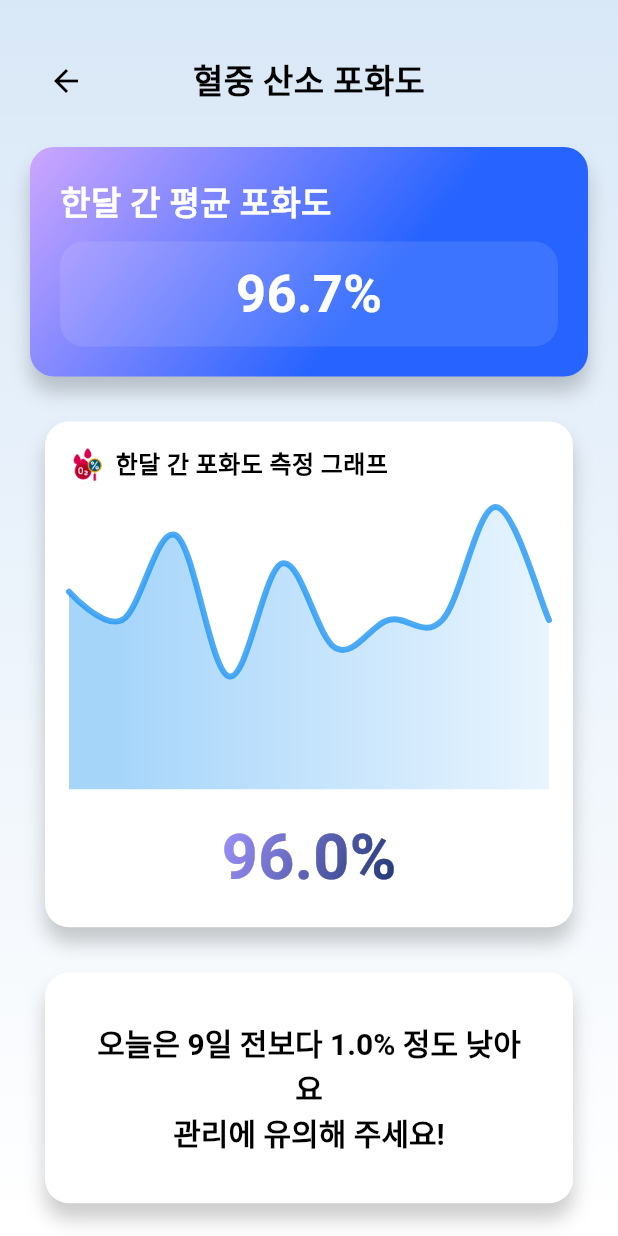
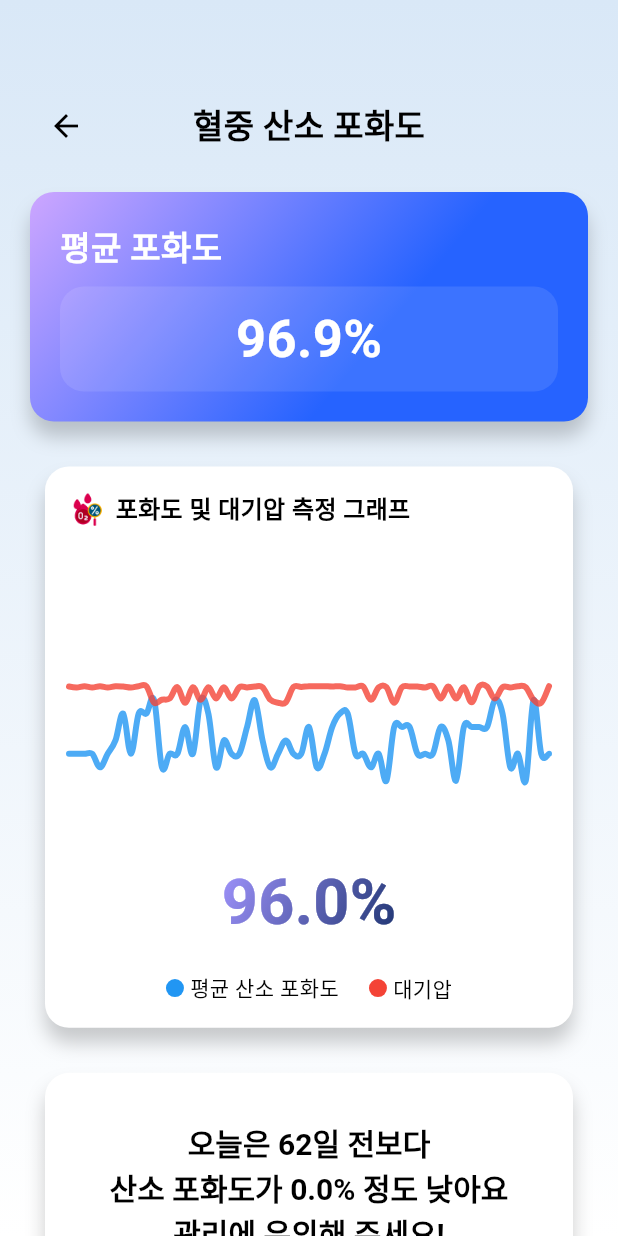
Before and after one commit to sillonjeu/Protector_App, a Flutter app: the BloodOxygenSaturationScreen screen opened directly, on a phone screen of 412 x 824 dp. Run offline on Flutter 3.47's test engine with Material 3 defaults, Android fonts, the phone set to English and light mode, and no system bars; drawn by our look-alikes of fl_chart; our stand-ins replace flutter_dotenv, flutter_native_splash, flutter_svg, get, shared_preferences; missing offline and left inert: flutter_wear_os_connectivity, health; accounts and stored records are empty; Roboto replaces fonts that are missing (Pretendard).

Commit message:
fix: 메인화면, 건강데이터, 의사정보 view 수정

```diff
--- a/lib/models/home/dummy_data.dart
+++ b/lib/models/home/dummy_data.dart
@@ -11,16 +11,69 @@ class DummyData {
   ]);
 
   static String oxygenSaturationData = json.encode([
-    {"value": 0.97},
-    {"value": 0.96},
-    {"value": 0.99},
-    {"value": 0.94},
-    {"value": 0.98},
-    {"value": 0.95},
-    {"value": 0.96},
-    {"value": 0.96},
-    {"value": 1.00},
-    {"value": 0.96}
+    {"o2Sat": 0.96, "atm": 101.018},
+    {"o2Sat": 0.96, "atm": 100.949},
+    {"o2Sat": 0.96, "atm": 101.045},
+    {"o2Sat": 0.96, "atm": 100.949},
+    {"o2Sat": 0.95, "atm": 101.042},
+    {"o2Sat": 0.96, "atm": 100.949},
+    {"o2Sat": 0.97, "atm": 101.045},
+    {"o2Sat": 0.99, "atm": 101.018},
+    {"o2Sat": 0.96, "atm": 100.949},
+    {"o2Sat": 0.99, "atm": 101.042},
+    {"o2Sat": 0.99, "atm": 101.042},
+    {"o2Sat": 1.0, "atm": 99.8116},
+    {"o2Sat": 0.95, "atm": 100.033},
+    {"o2Sat": 0.96, "atm": 100.127},
+    {"o2Sat": 0.96, "atm": 100.972},
+    {"o2Sat": 0.98, "atm": 99.8116},
+    {"o2Sat": 0.96, "atm": 100.962},
+    {"o2Sat": 1.0, "atm": 100.033},
+    {"o2Sat": 0.99, "atm": 100.962},
+    {"o2Sat": 0.95, "atm": 100.127},
+    {"o2Sat": 0.97, "atm": 100.962},
+    {"o2Sat": 0.96, "atm": 100.127},
+    {"o2Sat": 0.96, "atm": 100.962},
+    {"o2Sat": 0.98, "atm": 100.949},
+    {"o2Sat": 1.0, "atm": 101.018},
+    {"o2Sat": 0.97, "atm": 100.968},
+    {"o2Sat": 0.95, "atm": 100.033},
+    {"o2Sat": 0.96, "atm": 99.8116},
+    {"o2Sat": 0.97, "atm": 99.8392},
+    {"o2Sat": 0.96, "atm": 100.984},
+    {"o2Sat": 0.96, "atm": 100.984},
+    {"o2Sat": 0.98, "atm": 101.042},
+    {"o2Sat": 0.95, "atm": 101.042},
+    {"o2Sat": 0.96, "atm": 101.042},
+    {"o2Sat": 0.98, "atm": 101.018},
+    {"o2Sat": 0.99, "atm": 101.045},
+    {"o2Sat": 0.99, "atm": 100.949},
+    {"o2Sat": 0.96, "atm": 100.949},
+    {"o2Sat": 0.96, "atm": 101.018},
+    {"o2Sat": 0.95, "atm": 100.033},
+    {"o2Sat": 0.96, "atm": 100.949},
+    {"o2Sat": 0.94, "atm": 100.968},
+    {"o2Sat": 0.98, "atm": 99.8116},
+    {"o2Sat": 0.98, "atm": 100.962},
+    {"o2Sat": 0.98, "atm": 101.018},
+    {"o2Sat": 0.96, "atm": 101.018},
+    {"o2Sat": 0.96, "atm": 100.949},
+    {"o2Sat": 0.96, "atm": 101.042},
+    {"o2Sat": 0.98, "atm": 100.127},
+    {"o2Sat": 0.97, "atm": 101.018},
+    {"o2Sat": 0.94, "atm": 100.127},
+    {"o2Sat": 0.98, "atm": 100.968},
+    {"o2Sat": 0.98, "atm": 99.8392},
+    {"o2Sat": 0.98, "atm": 101.045},
+    {"o2Sat": 0.98, "atm": 101.018},
+    {"o2Sat": 1.0, "atm": 100.127},
+    {"o2Sat": 0.99, "atm": 100.962},
+    {"o2Sat": 0.95, "atm": 100.949},
+    {"o2Sat": 0.96, "atm": 101.042},
+    {"o2Sat": 0.94, "atm": 100.968},
+    {"o2Sat": 1.0, "atm": 100.033},
+    {"o2Sat": 0.96, "atm": 99.8116},
+    {"o2Sat": 0.96, "atm": 101.045},
   ]);
 
   static String respiratoryRateData = json.encode([
--- a/lib/viewModels/doctor/doctor_viewmodel.dart
+++ b/lib/viewModels/doctor/doctor_viewmodel.dart
@@ -18,7 +18,10 @@ class DoctorViewModel extends GetxController {
     try {
       // 서버 호출 대신 더미 데이터 생성
       var fetchedDoctors = List.generate(12, (index) => Doctor(
-          licenseNumber: 'licenseNumber$index'
+        licenseNumber: 'licenseNumber$index',
+        name: 'Dr. Smith $index',
+        hospital: 'General Hospital $index',
+        diagnosisCode: 'D00$index',
       ));
       doctorsList.assignAll(fetchedDoctors);
 
--- a/lib/views/metric/blood_oxygen_saturation_screen.dart
+++ b/lib/views/metric/blood_oxygen_saturation_screen.dart
@@ -1,3 +1,5 @@
+import 'dart:math';
+
 import 'package:flutter/material.dart';
 import 'package:get/get.dart';
 import '../../utilities/font_system.dart';
@@ -24,7 +26,7 @@ class BloodOxygenSaturationScreen extends StatelessWidget {
           child: Column(
             children: <Widget>[
               Padding(
-                padding: const EdgeInsets.fromLTRB(20, 30, 20, 0),
+                padding: const EdgeInsets.fromLTRB(20, 60, 20, 0),
                 child: _buildTopContainer(context),
               ),
               Padding(
@@ -78,7 +80,7 @@ class BloodOxygenSaturationScreen extends StatelessWidget {
     List<Map<String, dynamic>> data = (json.decode(DummyData.oxygenSaturationData) as List<dynamic>)
         .cast<Map<String, dynamic>>();
 
-    double average = data.map((item) => item['value'] as double).reduce((a, b) => a + b) / data.length;
+    double average = data.map((item) => item['o2Sat'] as double).reduce((a, b) => a + b) / data.length;
 
     return Container(
       width: screenWidth - 40,
@@ -106,7 +108,7 @@ class BloodOxygenSaturationScreen extends StatelessWidget {
         crossAxisAlignment: CrossAxisAlignment.start,
         children: <Widget>[
           Text(
-            '한달 간 평균 포화도',
+            '평균 포화도',
             style: FontSystem.KR22B.copyWith(color: Colors.white),
           ),
           const SizedBox(height: 10),
@@ -134,6 +136,22 @@ class BloodOxygenSaturationScreen extends StatelessWidget {
     List<Map<String, dynamic>> data = (json.decode(DummyData.oxygenSaturationData) as List<dynamic>)
         .cast<Map<String, dynamic>>();
 
+    List<FlSpot> o2Spots = [];
+    List<FlSpot> atmSpots = [];
+    double maxY = 0;
+
+    for (int i = 0; i < data.length; i++) {
+      // null 값 처리
+      double o2Value = (data[i]['o2Sat'] ?? 0.0).toDouble();
+      double atmValue = (data[i]['atm'] ?? 0.0).toDouble();
+
+      o2Spots.add(FlSpot(i.toDouble(), o2Value));
+      atmSpots.add(FlSpot(i.toDouble(), atmValue / 100)); // 대기압을 그래프에 적절히 표현하기 위해 100으로 나누어 스케일을 맞춤
+
+      maxY = max(maxY, o2Value);
+      maxY = max(maxY, atmValue / 100);
+    }
+
     return Container(
       width: screenWidth - 60,
       decoration: BoxDecoration(
@@ -156,7 +174,7 @@ class BloodOxygenSaturationScreen extends StatelessWidget {
             children: <Widget>[
               Image.asset('assets/images/bloodoxygensaturation.png', width: 25, height: 25),
               SizedBox(width: 6,),
-              Text('한달 간 포화도 측정 그래프', style: FontSystem.KR16B.copyWith(color: Colors.black)),
+              Text('포화도 및 대기압 측정 그래프', style: FontSystem.KR16B.copyWith(color: Colors.black)),
             ],
           ),
           SizedBox(height: 16),
@@ -174,29 +192,26 @@ class BloodOxygenSaturationScreen extends StatelessWidget {
                 borderData: FlBorderData(show: false),
                 minX: 0,
                 maxX: data.length.toDouble() - 1,
-                minY: 0.9,
-                maxY: 1.0,
+                minY: min(0.9, atmSpots.map((e) => e.y).reduce(min)), // 최소값을 산소포화도와 대기압 모두에서 고려
+                maxY: maxY + 0.1, // 최대값을 기준으로 그래프의 Y 축 범위 설정
                 lineBarsData: [
                   LineChartBarData(
-                    spots: data.asMap().entries.map((entry) =>
-                        FlSpot(entry.key.toDouble(), entry.value['value'])
-                    ).toList(),
+                    spots: o2Spots,
                     isCurved: true,
                     color: Colors.blue.withOpacity(0.8),
                     barWidth: 4,
                     isStrokeCapRound: true,
                     dotData: FlDotData(show: false),
-                    belowBarData: BarAreaData(
-                      show: true,
-                      color: Colors.blue.withOpacity(0.1),
-                      gradient: LinearGradient(
-                        colors: [
-                          Colors.blue.withOpacity(0.4),
-                          Colors.blue.withOpacity(0.1),
-                        ],
-                        stops: const [0.1, 1.0],
-                      ),
-                    ),
+                    belowBarData: BarAreaData(show: false), // 선 아래로 색 칠해지는 기능 제거
+                  ),
+                  LineChartBarData(
+                    spots: atmSpots,
+                    isCurved: true,
+                    color: Colors.red.withOpacity(0.8),
+                    barWidth: 4,
+                    isStrokeCapRound: true,
+                    dotData: FlDotData(show: false),
+                    belowBarData: BarAreaData(show: false), // 선 아래로 색 칠해지는 기능 제거
                   ),
                 ],
                 lineTouchData: LineTouchData(enabled: false),
@@ -213,10 +228,19 @@ class BloodOxygenSaturationScreen extends StatelessWidget {
                 end: Alignment.bottomRight,
               ).createShader(bounds),
               child: Text(
-                '${(data.last['value'] * 100).toStringAsFixed(1)}%',
+                '${(data.last['o2Sat'] * 100).toStringAsFixed(1)}%',
                 style: FontSystem.KR42B.copyWith(color: Colors.white),
               ),
             ),
+          ),
+          SizedBox(height: 16),
+          Row(
+            mainAxisAlignment: MainAxisAlignment.center,
+            children: [
+              _buildLegend(Colors.blue, '평균 산소 포화도'),
+              SizedBox(width: 20),
+              _buildLegend(Colors.red, '대기압'),
+            ],
           ),
         ],
       ),
@@ -228,10 +252,13 @@ class BloodOxygenSaturationScreen extends StatelessWidget {
     List<Map<String, dynamic>> data = (json.decode(DummyData.oxygenSaturationData) as List<dynamic>)
         .cast<Map<String, dynamic>>();
 
-    double lastValue = data.last['value'];
-    double firstValue = data.first['value'];
+    double lastO2Value = data.last['o2Sat'];
+    double firstO2Value = data.first['o2Sat'];
+    double lastAtmValue = data.last['atm'];
+    double firstAtmValue = data.first['atm'];
     int daysDifference = data.length - 1;
-    String difference = ((lastValue - firstValue) * 100).abs().toStringAsFixed(1);
+    String o2Difference = ((lastO2Value - firstO2Value) * 100).abs().toStringAsFixed(1);
+    String atmDifference = (lastAtmValue - firstAtmValue).abs().toStringAsFixed(3);
 
     return Container(
         width: screenWidth - 60,
@@ -256,7 +283,7 @@ class BloodOxygenSaturationScreen extends StatelessWidget {
               text: TextSpan(
                 children: [
                   TextSpan(
-                    text: '오늘은 $daysDifference일 전보다 $difference% 정도 ${lastValue > firstValue ? '높아요' : '낮아요'}\n',
+                    text: '오늘은 $daysDifference일 전보다\n산소 포화도가 $o2Difference% 정도 ${lastO2Value > firstO2Value ? '높아요' : '낮아요'}\n',
                     style: FontSystem.KR20B.copyWith(color: Colors.black),
                   ),
                   TextSpan(
@@ -270,4 +297,21 @@ class BloodOxygenSaturationScreen extends StatelessWidget {
         )
     );
   }
+
+  Widget _buildLegend(Color color, String label) {
+    return Row(
+      children: [
+        Container(
+          width: 12,
+          height: 12,
+          decoration: BoxDecoration(
+            shape: BoxShape.circle,
+            color: color,
+          ),
+        ),
+        SizedBox(width: 4),
+        Text(label, style: FontSystem.KR14R),
+      ],
+    );
+  }
 }
--- a/lib/views/metric/ecg_heartrate_screen.dart
+++ b/lib/views/metric/ecg_heartrate_screen.dart
@@ -24,7 +24,7 @@ class EcgHeartrateScreen extends StatelessWidget {
           child: Column(
             children: <Widget>[
               Padding(
-                padding: const EdgeInsets.fromLTRB(20, 30, 20, 0),
+                padding: const EdgeInsets.fromLTRB(20, 60, 20, 0),
                 child: _buildTopContainer(context),
               ),
               Padding(
@@ -40,7 +40,7 @@ class EcgHeartrateScreen extends StatelessWidget {
                 child: _buildTodayECGCard(context),
               ),
               Padding(
-                padding: const EdgeInsets.fromLTRB(20, 30, 20, 0),
+                padding: const EdgeInsets.fromLTRB(20, 30, 20, 60),
                 child: _buildWarningCard(context),
               ),
             ],
@@ -67,7 +67,7 @@ class EcgHeartrateScreen extends StatelessWidget {
             child: Padding(
               padding: const EdgeInsets.only(top: 7.0),
               child: Text(
-                '심박수/심전도',
+                '심전도/심박수 변동성',
                 style: FontSystem.KR22B.copyWith(color: Colors.black),
               ),
             ),
@@ -109,7 +109,7 @@ class EcgHeartrateScreen extends StatelessWidget {
         crossAxisAlignment: CrossAxisAlignment.start,
         children: <Widget>[
           Text(
-            '한달 간 평균 심박수',
+            '평균 심전도',
             style: FontSystem.KR22B.copyWith(color: Colors.white),
           ),
           const SizedBox(height: 10),
@@ -122,7 +122,7 @@ class EcgHeartrateScreen extends StatelessWidget {
             ),
             child: Center(
               child: Text(
-                '${average.toStringAsFixed(1)} bpm',
+                '${average.toStringAsFixed(1)} mV',
                 style: FontSystem.KR35B.copyWith(color: Colors.white),
               ),
             ),
@@ -159,7 +159,7 @@ class EcgHeartrateScreen extends StatelessWidget {
             children: <Widget>[
               Image.asset('assets/images/electrocardiogramheartrate.png', width: 25, height: 25),
               SizedBox(width: 5,),
-              Text('한달 간 심박수 측정 그래프', style: FontSystem.KR16B.copyWith(color: Colors.black)),
+              Text('심전도 측정 그래프', style: FontSystem.KR16B.copyWith(color: Colors.black)),
             ],
           ),
           SizedBox(height: 16),
@@ -216,7 +216,7 @@ class EcgHeartrateScreen extends StatelessWidget {
                 end: Alignment.bottomRight,
               ).createShader(bounds),
               child: Text(
-                '${data.last['average'].toStringAsFixed(1)} bpm',
+                '${data.last['average'].toStringAsFixed(1)} mV',
                 style: FontSystem.KR42B.copyWith(color: Colors.white),
               ),
             ),
@@ -253,7 +253,7 @@ class EcgHeartrateScreen extends StatelessWidget {
             children: <Widget>[
               Image.asset('assets/images/electrocardiogramheartrate.png', width: 25, height: 25),
               SizedBox(width: 5,),
-              Text('오늘 측정한 심전도', style: FontSystem.KR16B.copyWith(color: Colors.black)),
+              Text('심박수 변동성 측정 그래프', style: FontSystem.KR16B.copyWith(color: Colors.black)),
             ],
           ),
           SizedBox(height: 16),
@@ -339,7 +339,7 @@ class EcgHeartrateScreen extends StatelessWidget {
               text: TextSpan(
                 children: [
                   TextSpan(
-                    text: '오늘은 $daysDifference일 전보다 $difference bpm 정도 ${lastValue > firstValue ? '높아요' : '낮아요'}\n',
+                    text: '오늘은 $daysDifference일 전보다 $difference mV 정도 ${lastValue > firstValue ? '높아요' : '낮아요'}\n',
                     style: FontSystem.KR20B.copyWith(color: Colors.black),
                   ),
                   TextSpan(
--- a/lib/views/metric/stress_sleep_screen.dart
+++ b/lib/views/metric/stress_sleep_screen.dart
@@ -24,7 +24,7 @@ class StressSleepScreen extends StatelessWidget {
           child: Column(
             children: <Widget>[
               Padding(
-                padding: const EdgeInsets.fromLTRB(20, 30, 20, 0),
+                padding: const EdgeInsets.fromLTRB(20, 60, 20, 0),
                 child: _buildTopContainer(context),
               ),
               Padding(
@@ -35,10 +35,10 @@ class StressSleepScreen extends StatelessWidget {
                 padding: const EdgeInsets.fromLTRB(20, 30, 20, 0),
                 child: _buildStressCard(context),
               ),
-              Padding(
-                padding: const EdgeInsets.fromLTRB(20, 30, 20, 0),
-                child: _buildTodaySleepCard(context),
-              ),
+              // Padding(
+              //   padding: const EdgeInsets.fromLTRB(20, 30, 20, 0),
+              //   child: _buildTodaySleepCard(context),
+              // ),
               Padding(
                 padding: const EdgeInsets.fromLTRB(20, 30, 20, 0),
                 child: _buildWarningCard(context),
@@ -67,7 +67,7 @@ class StressSleepScreen extends StatelessWidget {
             child: Padding(
               padding: const EdgeInsets.only(top: 7.0),
               child: Text(
-                '스트레스/수면',
+                '호흡률',
                 style: FontSystem.KR22B.copyWith(color: Colors.black),
               ),
             ),
@@ -110,7 +110,7 @@ class StressSleepScreen extends StatelessWidget {
         crossAxisAlignment: CrossAxisAlignment.start,
         children: <Widget>[
           Text(
-            '한달 간 평균 스트레스',
+            '평균 호흡률',
             style: FontSystem.KR22B.copyWith(color: Colors.white),
           ),
           const SizedBox(height: 10),
@@ -160,7 +160,7 @@ class StressSleepScreen extends StatelessWidget {
             children: <Widget>[
               Image.asset('assets/images/stresssleep.png', width: 25, height: 25),
               SizedBox(width: 6,),
-              Text('한달 간 스트레스 측정 그래프', style: FontSystem.KR16B.copyWith(color: Colors.black)),
+              Text('호흡률 측정 그래프', style: FontSystem.KR16B.copyWith(color: Colors.black)),
             ],
           ),
           SizedBox(height: 16),
@@ -309,7 +309,7 @@ class StressSleepScreen extends StatelessWidget {
               text: TextSpan(
                 children: [
                   TextSpan(
-                    text: '오늘은 $daysDifference일 전보다 $difference 정도 ${lastValue > firstValue ? '높아요' : '낮아요'}\n',
+                    text: '오늘은 $daysDifference일 전보다 $difference 정도 ${lastValue > firstValue ? '높아요.' : '낮아요.'}\n',
                     style: FontSystem.KR20B.copyWith(color: Colors.black),
                   ),
                   TextSpan(
```
Also changed, not shown: lib/models/doctor/doctor_model.dart (+13 -2 lines), lib/views/doctor/doctor_screen.dart (+26 -11 lines), lib/views/home/home_screen.dart (+11 -11 lines), lib/views/metric/bloodpressure_screen.dart (+42 -43 lines).
